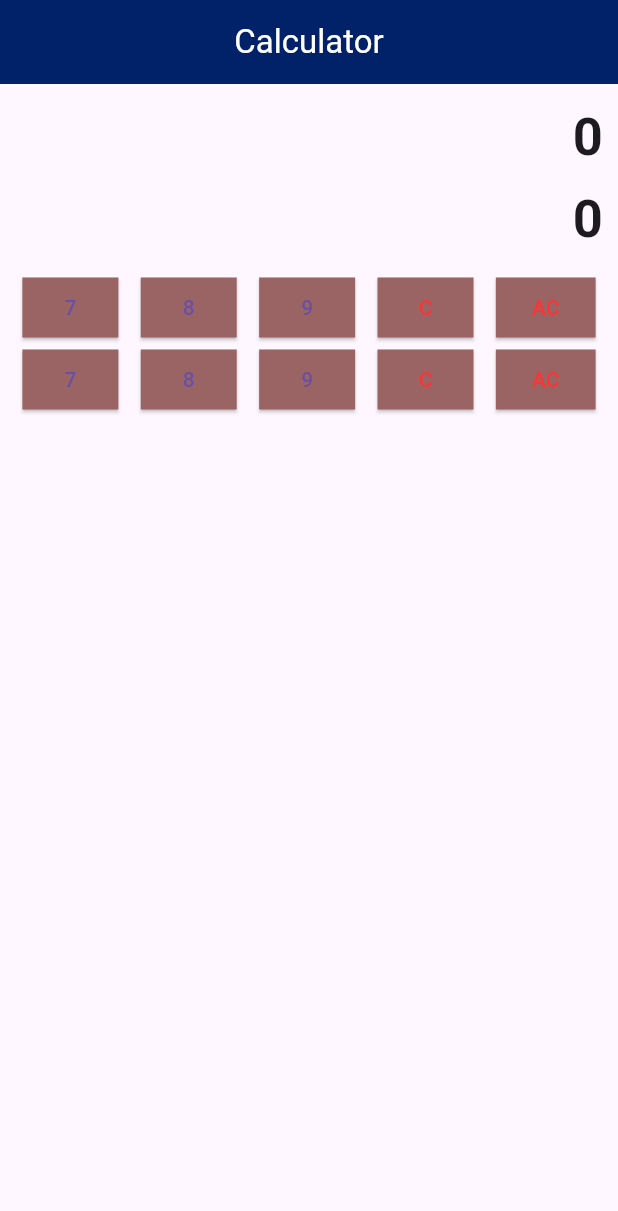
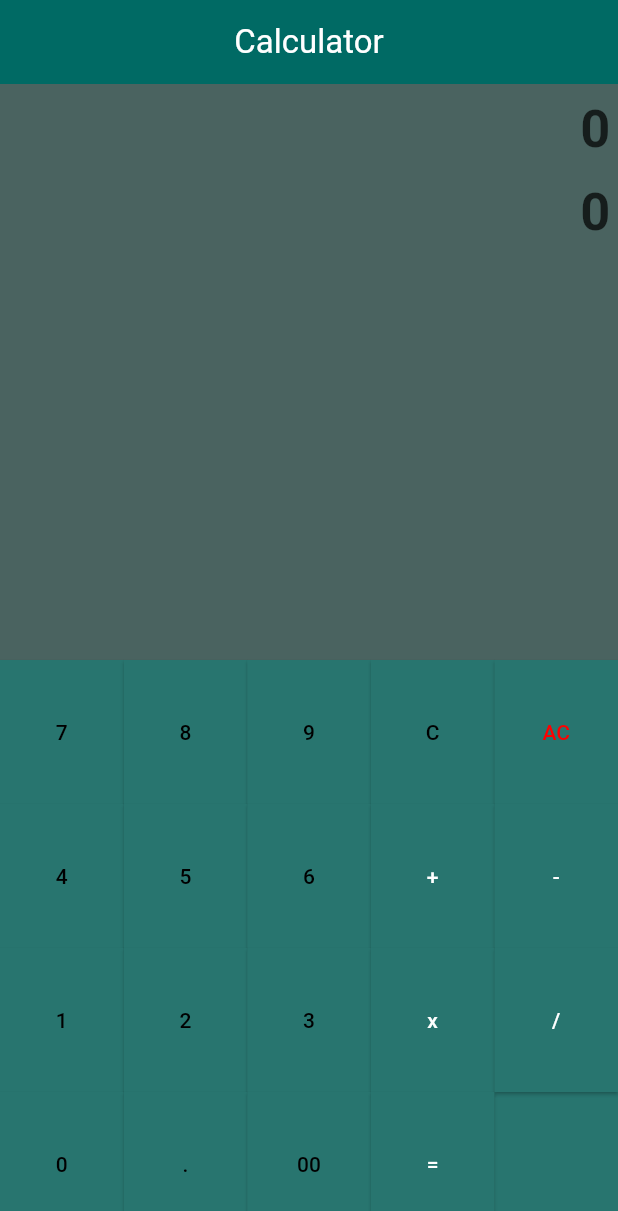
Before and after one commit to eguefif/mobile_piscine42, a Flutter app: the screen it shows after launch, on a phone screen of 412 x 824 dp. Shown: the top 1211 px of the screen. Run offline on Flutter 3.47's test engine with Material 3 defaults, Android fonts, the phone set to English and light mode, and no system bars.

Commit message:
Finish ex02

```diff
--- a/module00/ex02/lib/main.dart
+++ b/module00/ex02/lib/main.dart
@@ -2,5 +2,16 @@ import 'package:flutter/material.dart';
 import 'package:ex02/widgets/calculator.dart';
 
 void main() {
-  runApp(const MaterialApp(home: Calculator(),),);
+  runApp(
+    MaterialApp(
+      title: "calculator",
+      theme: ThemeData(
+        useMaterial3: true,
+        scaffoldBackgroundColor: const Color.fromARGB(255, 40, 117, 111),
+        colorScheme: ColorScheme.fromSeed(
+            seedColor: const Color.fromARGB(255, 40, 117, 111)),
+      ),
+      home: const Calculator(),
+    ),
+  );
 }
--- a/module00/ex02/lib/widgets/buttons/button_clear.dart
+++ /dev/null
@@ -1,20 +0,0 @@
-import 'package:flutter/material.dart';
-
-class ButtonClear extends StatelessWidget {
-  const ButtonClear({super.key, required this.label});
-
-  final String label;
-
-  @override
-  Widget build(BuildContext context) {
-    return ElevatedButton(
-      onPressed: () {},
-      style:  ElevatedButton.styleFrom(
-        backgroundColor: const Color.fromARGB(255, 155, 100, 100),
-        foregroundColor: const Color.fromARGB(255, 255, 50, 50),
-        shape: const BeveledRectangleBorder()
-      ),
-      child: Text(label),
-    );
-  }
-}
--- a/module00/ex02/lib/widgets/buttons/button_number.dart
+++ /dev/null
@@ -1,19 +0,0 @@
-import 'package:flutter/material.dart';
-
-class ButtonNumber extends StatelessWidget{
-  const ButtonNumber({super.key, required this.label});
-
-  final String label;
-
-  @override
-  Widget build(BuildContext context) {
-    return ElevatedButton(
-      onPressed: () {},
-      style:  ElevatedButton.styleFrom(
-        backgroundColor: const Color.fromARGB(255, 155, 100, 100),
-        shape: const BeveledRectangleBorder()
-      ),
-      child: Text(label),
-    );
-  }
-}
--- /dev/null
+++ b/module00/ex02/lib/widgets/buttons/pad_button.dart
@@ -0,0 +1,24 @@
+import 'package:flutter/material.dart';
+
+class BuildButton extends StatelessWidget{
+  const BuildButton({super.key, required this.label, required this.color});
+
+  final String label;
+  final Color color;
+
+  @override
+  Widget build(BuildContext context) {
+    return Expanded(
+      child: ElevatedButton(
+        onPressed: () {print("Button pressed $label");},
+        style:  ElevatedButton.styleFrom(
+          backgroundColor: const Color.fromARGB(255, 40, 117, 111),
+          foregroundColor: color,
+          padding: const EdgeInsets.all(0),
+          shape: const BeveledRectangleBorder(),
+        ),
+        child: Text(label),
+      ),
+    );
+  }
+}
--- a/module00/ex02/lib/widgets/calculator.dart
+++ b/module00/ex02/lib/widgets/calculator.dart
@@ -8,15 +8,13 @@ class Calculator extends StatelessWidget {
   Widget build(BuildContext context) {
     return Scaffold(
       appBar: AppBar(
-        backgroundColor: const Color.fromARGB(255, 1, 34, 104),
+        backgroundColor: Theme.of(context).colorScheme.primary,
         foregroundColor: Colors.white,
         title: const Center(
           child: Text("Calculator"),
         ),
       ),
-      body: const Center(
-        child: CalculatorScreen(),
-      ),
+      body: const CalculatorScreen(),
     );
   }
 }
--- a/module00/ex02/lib/widgets/calculator_screen.dart
+++ b/module00/ex02/lib/widgets/calculator_screen.dart
@@ -15,13 +15,25 @@ class _CalculatorScreen extends State<CalculatorScreen> {
   String expression = "0";
   String result = "0";
 
+  void updateExpression(String value) {
+    setState(() {
+      if (expression == "0") {
+        expression = value;
+      }
+      else {
+        expression += value;
+      }
+    });
+  }
+
   @override
   Widget build(BuildContext context) {
     return Column(
       mainAxisAlignment: MainAxisAlignment.start,
+      crossAxisAlignment: CrossAxisAlignment.stretch,
       children: [
         Fields(expression: expression, result: result),
-        const Pad(),
+        Pad(updateExpression: updateExpression),
       ],
     );
   }
--- a/module00/ex02/lib/widgets/fields.dart
+++ b/module00/ex02/lib/widgets/fields.dart
@@ -13,12 +13,12 @@ class Fields extends StatelessWidget {
 
   @override
   Widget build(BuildContext context) {
-    return LayoutBuilder(
-      builder: (ctx, constraints) {
-        final height = constraints.maxHeight;
-        return Container(
-          margin: const EdgeInsets.all(10),
-          alignment: Alignment.topRight,
+    return Expanded(
+      child: Container(
+        padding: const EdgeInsets.all(5),
+        decoration: BoxDecoration(
+          color: Theme.of(context).colorScheme.secondary,
+        ),
         child: Column(
           mainAxisAlignment: MainAxisAlignment.start,
           crossAxisAlignment: CrossAxisAlignment.end,
@@ -28,8 +28,7 @@ class Fields extends StatelessWidget {
             Text(result, style: fieldStyle),
           ],
         ),
-        );
-      },
+      ),
     );
   }
 }
--- a/module00/ex02/lib/widgets/pad.dart
+++ b/module00/ex02/lib/widgets/pad.dart
@@ -1,28 +1,25 @@
 import 'package:flutter/material.dart';
 
-import 'package:ex02/widgets/buttons/button_number.dart';
-import 'package:ex02/widgets/buttons/button_clear.dart';
+import 'package:ex02/widgets/buttons/pad_button.dart';
 
 class Pad extends StatelessWidget {
-  const Pad({super.key});
+  Pad({super.key, required this.updateExpression});
+
+  function(String value) updateExpression;
 
   @override
   Widget build(BuildContext context) {
-    return LayoutBuilder(
-      builder: (ctx, constraints) {
-        final height = constraints.maxHeight;
-        return Container(
-          alignment: Alignment.topRight,
-          child: const Column(
-            mainAxisAlignment: MainAxisAlignment.start,
-            crossAxisAlignment: CrossAxisAlignment.end,
-            children: [
-              FirstRow(),
-              FirstRow(),
-            ],
-          ),
-        );
-      },
+    return const Expanded(
+      child: Column(
+        mainAxisAlignment: MainAxisAlignment.end,
+        crossAxisAlignment: CrossAxisAlignment.end,
+        children: [
+          FirstRow(),
+          SecondRow(),
+          ThirdRow(),
+          ForthRow(),
+        ],
+      ),
     );
   }
 }
@@ -34,14 +31,75 @@ class FirstRow extends StatelessWidget {
   Widget build(BuildContext context) {
     return const Expanded(
       child: Row(
-        mainAxisAlignment: MainAxisAlignment.spaceEvenly,
+        crossAxisAlignment: CrossAxisAlignment.stretch,
         children: [
-          ButtonNumber(label: "7"),
-          ButtonNumber(label: "8"),
-          ButtonNumber(label: "9"),
-          ButtonClear(label: "C"),
-          ButtonClear(label: "AC"),
-      ],),
+          BuildButton(label: "7", color: Color.fromARGB(255, 0, 0, 0)),
+          BuildButton(label: "8", color: Color.fromARGB(255, 0, 0, 0)),
+          BuildButton(label: "9", color: Color.fromARGB(255, 0, 0, 0)),
+          BuildButton(label: "C", color: Color.fromARGB(255, 0, 0, 0)),
+          BuildButton(label: "AC", color: Color.fromARGB(255, 255, 0, 0)),
+        ],
+      ),
     );
   }
 }
+
+class SecondRow extends StatelessWidget {
+  const SecondRow({super.key});
+
+  @override
+  Widget build(BuildContext context) {
+    return const Expanded(
+      child: Row(
+        crossAxisAlignment: CrossAxisAlignment.stretch,
+        children: [
+          BuildButton(label: "4", color: Color.fromARGB(255, 0, 0, 0)),
+          BuildButton(label: "5", color: Color.fromARGB(255, 0, 0, 0)),
+          BuildButton(label: "6", color: Color.fromARGB(255, 0, 0, 0)),
+          BuildButton(label: "+", color: Color.fromARGB(255, 255, 255, 255)),
+          BuildButton(label: "-", color: Color.fromARGB(255, 255, 255, 255)),
+        ],
+      ),
+    );
+  }
+}
+
+class ThirdRow extends StatelessWidget {
+  const ThirdRow({super.key});
+
+  @override
+  Widget build(BuildContext context) {
+    return const Expanded(
+      child: Row(
+        crossAxisAlignment: CrossAxisAlignment.stretch,
+        children: [
+          BuildButton(label: "1", color: Color.fromARGB(255, 0, 0, 0)),
+          BuildButton(label: "2", color: Color.fromARGB(255, 0, 0, 0)),
+          BuildButton(label: "3", color: Color.fromARGB(255, 0, 0, 0)),
+          BuildButton(label: "x", color: Color.fromARGB(255, 255, 255, 255)),
+          BuildButton(label: "/", color: Color.fromARGB(255, 255, 255, 255)),
+        ],
+      ),
+    );
+  }
+}
+
+class ForthRow extends StatelessWidget {
+  const ForthRow({super.key});
+
+  @override
+  Widget build(BuildContext context) {
+    return const Expanded(
+      child: Row(
+        crossAxisAlignment: CrossAxisAlignment.stretch,
+        children: [
+          BuildButton(label: "0", color: Color.fromARGB(255, 0, 0, 0)),
+          BuildButton(label: ".", color: Color.fromARGB(255, 0, 0, 0)),
+          BuildButton(label: "00", color: Color.fromARGB(255, 0, 0, 0)),
+          BuildButton(label: "=", color: Color.fromARGB(255, 255, 255, 255)),
+          Spacer(),
+        ],
+      ),
+    );
+  }
+}
```
Lines whose indentation alone changed are shown as unchanged.
